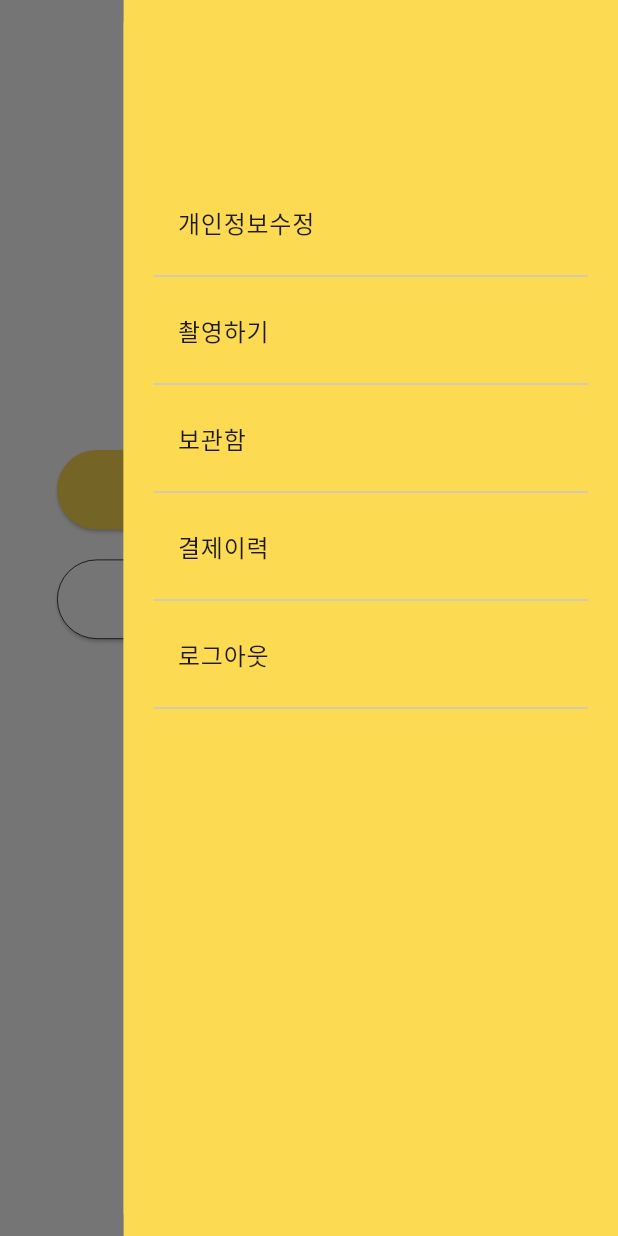
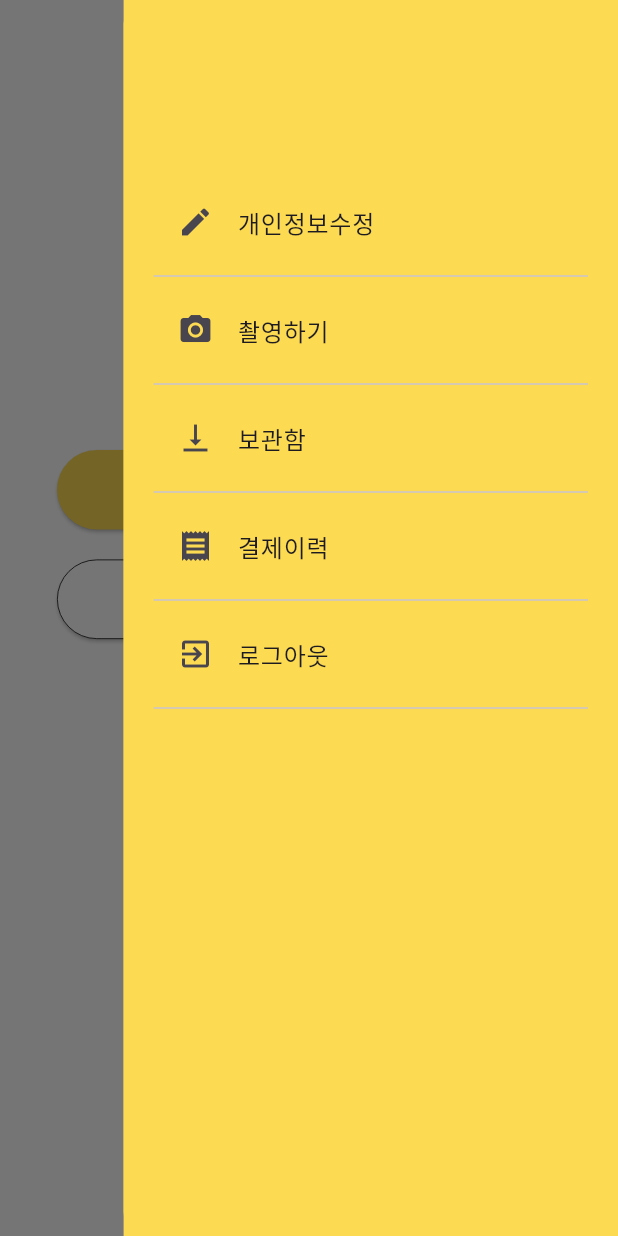
Before and after one commit to kocsoul/be5, a Flutter app: the Character screen opened directly, with the side drawer open, on a phone screen of 412 x 824 dp. Run offline on Flutter 3.47's test engine with Material 3 defaults, Android fonts, the phone set to English and light mode, and no system bars; our stand-ins replace camera, image_picker.

Commit message:
메뉴바 페이지 연결

```diff
--- a/lib/components/menubar/drawer.dart
+++ b/lib/components/menubar/drawer.dart
@@ -1,3 +1,7 @@
+import 'package:be5_cyc/pages/camera.dart';
+// import 'package:be5_cyc/pages/edit_profile.dart'; // EditProfilePage 파일 추가
+// import 'package:be5_cyc/pages/storage.dart'; // StoragePage 파일 추가
+// import 'package:be5_cyc/pages/payment_history.dart'; // PaymentHistoryPage 파일 추가
 import 'package:be5_cyc/utill/utill.dart';
 import 'package:flutter/material.dart';
 
@@ -5,20 +9,57 @@ class DrawerApp extends StatelessWidget {
   DrawerApp({super.key});
 
   final List<Map<String, dynamic>> menuItems = [
-    {'icon': Icons.mode_edit, 'title': '개인정보수정'},
-    {'icon': Icons.camera_alt, 'title': '촬영하기'},
-    {'icon': Icons.vertical_align_bottom, 'title': '보관함'},
-    {'icon': Icons.receipt, 'title': '결제이력'},
-    {'icon': Icons.exit_to_app, 'title': '로그아웃'},
+    {
+      'icon': Icons.mode_edit,
+      'title': '개인정보수정',
+      'page': 'EditProfilePage', // 문자열로 페이지 이름
+    },
+    {
+      'icon': Icons.camera_alt,
+      'title': '촬영하기',
+      'page': 'CameraPage',
+    },
+    {
+      'icon': Icons.vertical_align_bottom,
+      'title': '보관함',
+      'page': 'StoragePage',
+    },
+    {
+      'icon': Icons.receipt,
+      'title': '결제이력',
+      'page': 'PaymentHistoryPage',
+    },
+    {
+      'icon': Icons.exit_to_app,
+      'title': '로그아웃',
+      'page': null,
+    },
   ];
+
+  void _handleLogout(BuildContext context) {
+    // 로그아웃 로직 구현
+    showCustomSnackBar(context, message: "로그아웃되었습니다.");
+    // 추가적인 로그아웃 처리가 필요하면 여기에 작성
+  }
+
+  // 페이지 이름에 따라 페이지를 반환하는 메서드
+  Widget _getPageByName(String pageName) {
+    switch (pageName) {
+      case 'EditProfilePage':
+        return const CameraPage(); // CameraPage의 인스턴스를 반환
+      case 'CameraPage':
+        return const CameraPage(); // CameraPage의 인스턴스를 반환
+      case 'StoragePage':
+        return const CameraPage(); // CameraPage의 인스턴스를 반환
+      case 'PaymentHistoryPage':
+        return const CameraPage(); // CameraPage의 인스턴스를 반환
+      default:
+        return Container(); // 기본 빈 페이지 반환
+    }
+  }
 
   @override
   Widget build(BuildContext context) {
-    const Divider(
-      color: Colors.black, // 경계선 색상
-      thickness: 1.0, // 경계선 두께
-    );
-
     return Container(
       width: MediaQuery.of(context).size.width * 0.8, // 드로어 너비 설정
       decoration: const BoxDecoration(
@@ -35,12 +76,23 @@ class DrawerApp extends StatelessWidget {
             return Column(
               children: [
                 ListTile(
-                  // leading: Icon(menuItems[index]['icon']),
+                  leading: Icon(menuItems[index]['icon']), // 아이콘 추가
                   title: Text(menuItems[index]['title']),
                   onTap: () {
-                    showCustomSnackBar(context,
-                        message: menuItems[index]['title']);
-                    Navigator.pop(context); // 드로어 닫기
+                    // 페이지로 이동
+                    if (menuItems[index]['page'] != null) {
+                      Navigator.pop(context); // 드로어 닫기
+                      Navigator.push(
+                        context,
+                        MaterialPageRoute(
+                          builder: (context) =>
+                              _getPageByName(menuItems[index]['page']),
+                        ),
+                      );
+                    } else if (menuItems[index]['title'] == '로그아웃') {
+                      // 로그아웃 처리
+                      _handleLogout(context);
+                    }
                   },
                 ),
                 const Divider(),
--- a/lib/pages/capture.dart
+++ b/lib/pages/capture.dart
@@ -51,13 +51,13 @@ class _CaptureState extends State<Capture> {
           if (widget.imagePath.isNotEmpty)
             SizedBox(
               width: 400,
-              height: 400, // 원하는 높이 설정
+              height: 500, // 원하는 높이 설정
               child: Stack(
                 children: [
                   ClipRect(
                     child: SizedBox(
                       width: 400,
-                      height: 400,
+                      height: 500,
                       child: OverflowBox(
                         alignment: Alignment.center,
                         child: FittedBox(
```
